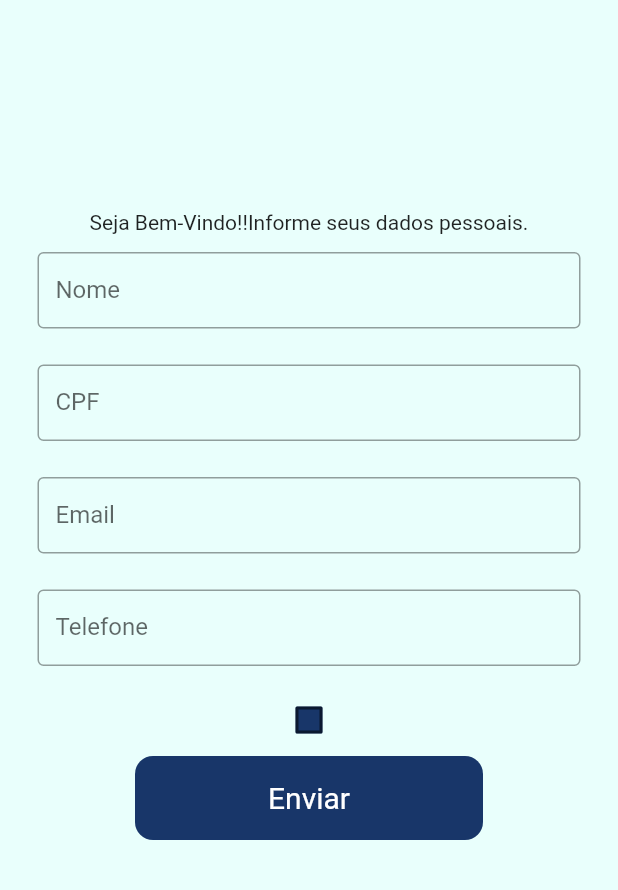
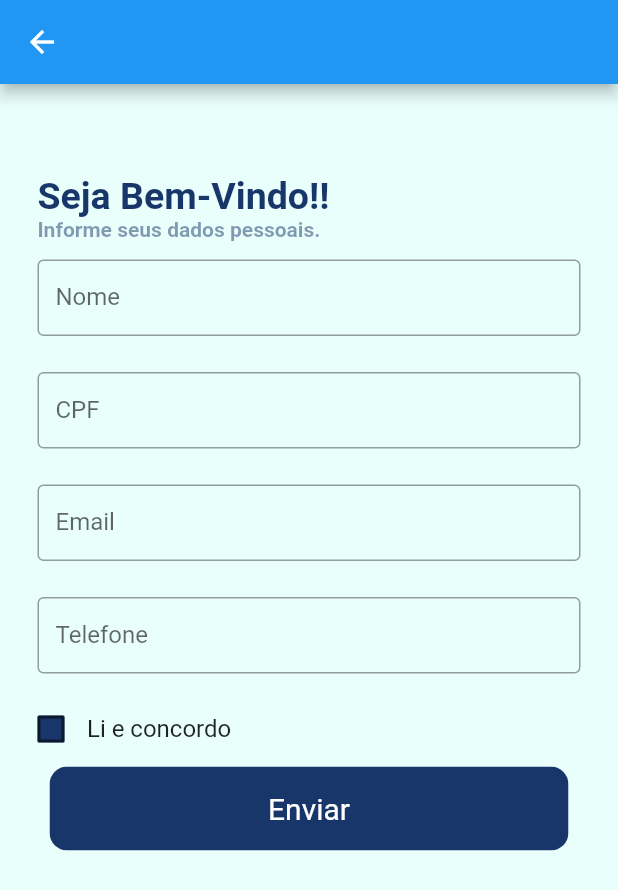
Before and after one commit to Gabrielbemo/delivery_food, a Flutter app: the Register screen opened directly, on a phone screen of 412 x 824 dp. Shown: the top 890 px of the screen. Run offline on Flutter 3.47's test engine with Material 2 defaults, Android fonts, the phone set to English and light mode, and no system bars; network calls fail.

Commit message:
tela de registro completa, falta apenas validar os campos

```diff
--- a/lib/pages/register.dart
+++ b/lib/pages/register.dart
@@ -1,3 +1,4 @@
+import 'package:delivery_food/pages/login.dart';
 import 'package:flutter/material.dart';
 
 //import 'package:flutter/material.dart';
@@ -9,12 +10,31 @@ class Register extends StatelessWidget {
   Widget build(BuildContext context) {
     return Scaffold(
       backgroundColor: Color.fromARGB(255, 233, 255, 252),
+      appBar: AppBar(),
       body: Column(
         children: [
-          Padding(padding: EdgeInsets.symmetric(vertical: 70,horizontal:2)),
-          Text(
-            'Seja Bem-Vindo!!'
-            'Informe seus dados pessoais.'
+          Padding(padding: EdgeInsets.symmetric(vertical: 30, horizontal: 2)),
+          Container(
+            padding: EdgeInsets.only(left: 25),
+            child: Text(
+              'Seja Bem-Vindo!!',
+              style: TextStyle(
+                  fontWeight: FontWeight.bold,
+                  fontSize: 25,
+                  color: Color.fromRGBO(24, 54, 105, 1)),
+            ),
+            alignment: Alignment.centerLeft,
+          ),
+          Container(
+            padding: EdgeInsets.only(left: 25),
+            child: Text(
+              'Informe seus dados pessoais.',
+              style: TextStyle(
+                  fontWeight: FontWeight.bold,
+                  fontSize: 14,
+                  color: Color.fromRGBO(24, 54, 105, 0.5)),
+            ),
+            alignment: Alignment.centerLeft,
           ),
           Padding(
             padding: EdgeInsets.symmetric(vertical: 12, horizontal: 25),
@@ -60,8 +80,24 @@ class Register extends StatelessWidget {
               ),
             ),
           ),
+          Container(
+            padding: EdgeInsets.symmetric(vertical: 1, horizontal: 10),
+            child: Row(
+              children: <Widget>[
                 MyStatefulWidget(),
-          ClipRRect(
+                Text(
+                  'Li e concordo',
+                  style: TextStyle(
+                    fontSize: 16,
+                    fontWeight: FontWeight.normal,
+                  ),
+                )
+              ],
+            ),
+            alignment: Alignment.centerLeft,
+          ),
+          Container(
+            child: ClipRRect(
               borderRadius: BorderRadius.circular(12),
               child: Stack(
                 children: <Widget>[
@@ -75,22 +111,28 @@ class Register extends StatelessWidget {
                     style: TextButton.styleFrom(
                       padding: const EdgeInsets.all(16.0),
                       primary: Colors.white,
-                    minimumSize: Size(232, 56),
+                      minimumSize: Size(346, 56),
                       textStyle: const TextStyle(fontSize: 20),
                     ),
                     onPressed: () {
+                      Navigator.push(
+                        context,
+                        MaterialPageRoute(
+                            builder: (context) => const Login()),
+                      );
                     },
                     child: const Text('Enviar'),
                   ),
                 ],
               ),
             ),
+          ),
         ],
       ),
     );
   }
+}
 
-}
 class MyStatefulWidget extends StatefulWidget {
   const MyStatefulWidget({Key? key}) : super(key: key);
 
```
Lines whose indentation alone changed are shown as unchanged.
